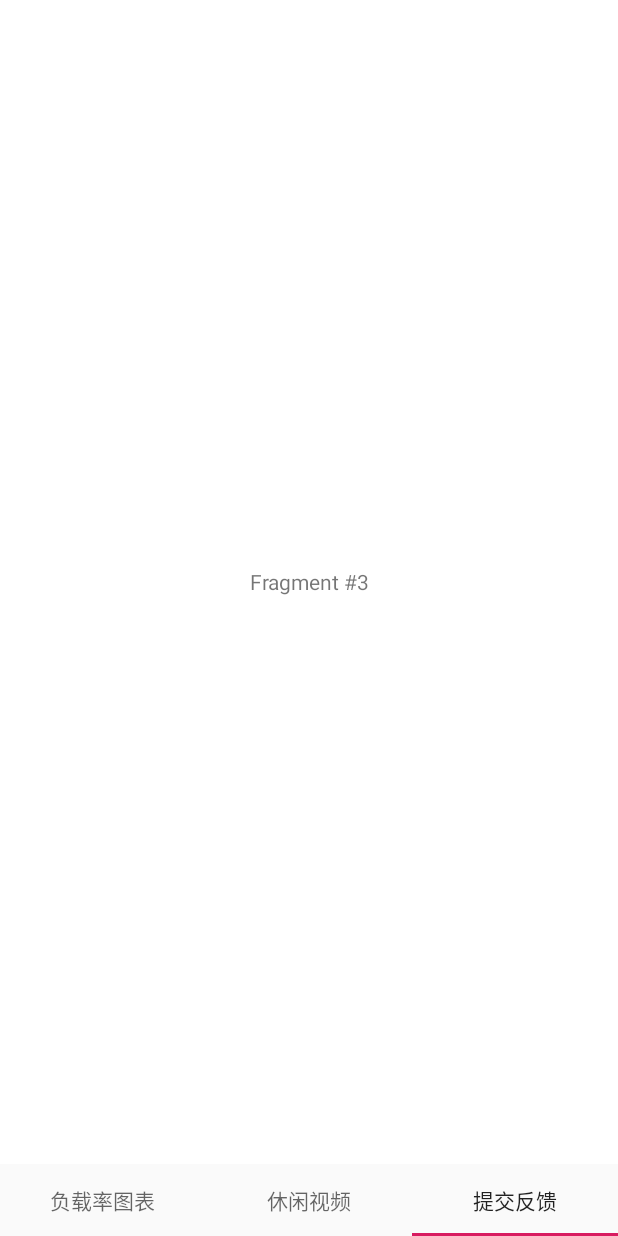
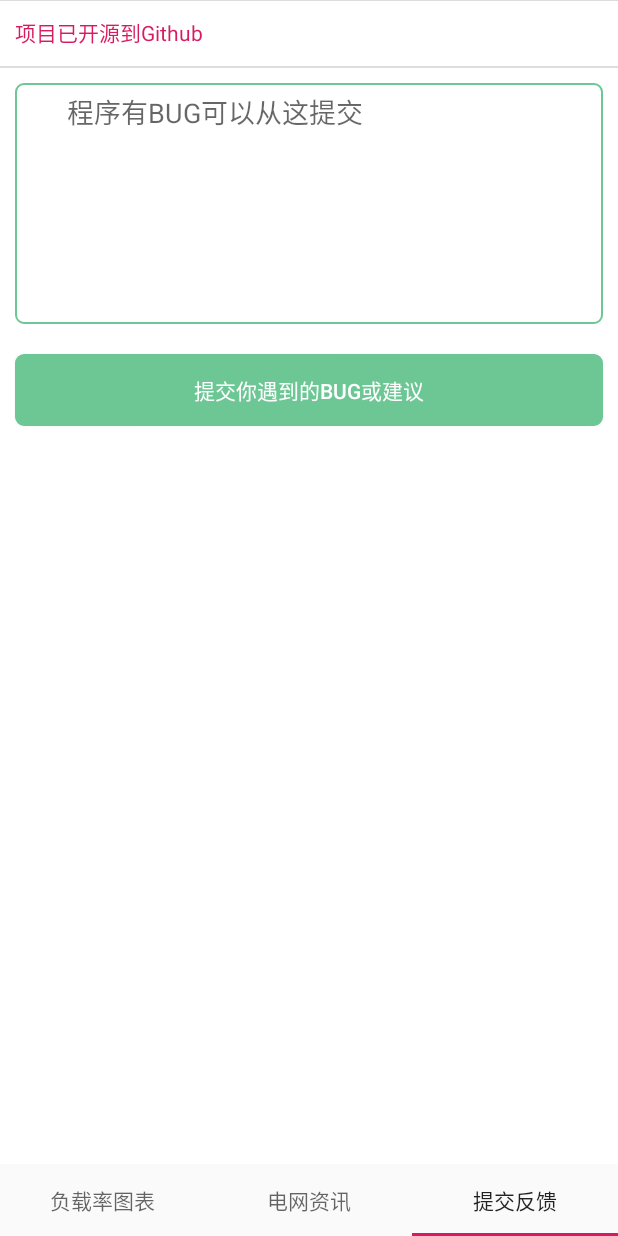
Before and after one commit to DIMCHERRY/ElectricityChart, an Android app: the MainActivity screen opened directly, with no data from a screen before it, item 3 of the bottom bar chosen, on a phone screen of 412 x 824 dp. Run offline under Robolectric (Android 15) with nearby library versions, the phone set to English and light mode, and no system bars; our stand-ins replace ButterKnife; libraries missing offline, so code that uses them is left out: cn.bmob.v3, com.github.mikephil.charting; 15 statements that could not run were skipped.

Commit message:
feedback

```diff
--- a/app/src/main/java/com/codercoral/electricitychart/adapter/MyPagerAdapter.java
+++ b/app/src/main/java/com/codercoral/electricitychart/adapter/MyPagerAdapter.java
@@ -4,6 +4,8 @@ import android.content.Context;
 
 
 import com.codercoral.electricitychart.view.fragment.ChartFragment;
+import com.codercoral.electricitychart.view.fragment.FeedbackFragment;
+import com.codercoral.electricitychart.view.fragment.NewsFragment;
 import com.codercoral.electricitychart.view.fragment.ObjectFragment;
 
 import androidx.annotation.NonNull;
@@ -13,7 +15,7 @@ import androidx.fragment.app.FragmentStatePagerAdapter;
 
 public class MyPagerAdapter extends FragmentStatePagerAdapter {
     final int PAGE_COUNT = 3;
-    private String tabTitles[] = new String[]{"负载率图表", "休闲视频", "提交反馈"};
+    private String tabTitles[] = new String[]{"负载率图表", "电网资讯", "提交反馈"};
     private Context context;
 
     public MyPagerAdapter(FragmentManager fm, Context context) {
@@ -32,6 +34,10 @@ public class MyPagerAdapter extends FragmentStatePagerAdapter {
         switch (position) {
             case 0:
                 return ChartFragment.newInstance(position + 1);
+            case 1:
+                return NewsFragment.newInstance(position+1);
+            case 2:
+                return FeedbackFragment.newInstance(position+1);
             default:
                 break;
         }
--- /dev/null
+++ b/app/src/main/java/com/codercoral/electricitychart/view/fragment/NewsFragment.java
@@ -0,0 +1,88 @@
+package com.codercoral.electricitychart.view.fragment;
+
+import android.annotation.SuppressLint;
+import android.os.Build;
+import android.os.Bundle;
+import android.view.KeyEvent;
+import android.view.LayoutInflater;
+import android.view.View;
+import android.view.ViewGroup;
+import android.webkit.WebChromeClient;
+import android.webkit.WebSettings;
+import android.webkit.WebView;
+import android.webkit.WebViewClient;
+
+import com.codercoral.electricitychart.R;
+
+import androidx.annotation.Nullable;
+import androidx.annotation.RequiresApi;
+import androidx.fragment.app.Fragment;
+
+public class NewsFragment extends Fragment {
+    private static final String News = "News";
+    private WebView webview;
+    private int mPage;
+
+
+    public static NewsFragment newInstance(int page) {
+        Bundle args = new Bundle();
+        args.putInt(News, page);
+        NewsFragment fragment = new NewsFragment();
+        fragment.setArguments(args);
+        return fragment;
+    }
+
+    @Override
+    public void onCreate(@Nullable Bundle savedInstanceState) {
+        super.onCreate(savedInstanceState);
+        assert getArguments() != null;
+        mPage = getArguments().getInt(News);
+    }
+
+    @Override
+    public View onCreateView(LayoutInflater inflater, ViewGroup container,
+                             Bundle savedInstanceState) {
+        // TODO Auto-generated method stub
+
+        return inflater.inflate(R.layout.fragment_news, container, false);
+    }
+
+    @RequiresApi(api = Build.VERSION_CODES.N)
+    @SuppressLint("SetJavaScriptEnabled")
+    @Override
+    public void onViewCreated(View view, Bundle savedInstanceState) {
+        // TODO Auto-generated method stub
+        webview = (WebView) view.findViewById(R.id.webview);
+        WebSettings settings = webview.getSettings();
+        settings.setJavaScriptEnabled(true);
+        webview.setWebChromeClient(new WebChromeClient());
+        webview.setWebViewClient(new WebViewClient());
+        webview.getSettings().setJavaScriptEnabled(true);
+
+        //支持缩放
+        webview.getSettings().setJavaScriptEnabled(true);
+        webview.getSettings().setSupportZoom(true);
+        webview.getSettings().setBuiltInZoomControls(true);
+        settings.setUseWideViewPort(true);//设定支持viewport
+        webview.getSettings().setBlockNetworkImage(false);//解决图片不显示
+        settings.setLoadWithOverviewMode(true);
+        webview.loadUrl("https://www.china5e.com/power/general/");
+        if(Build.VERSION.SDK_INT>=Build.VERSION_CODES.LOLLIPOP){
+            settings.setMixedContentMode(WebSettings.MENU_ITEM_WEB_SEARCH);
+        }
+        webview.setOnKeyListener(new View.OnKeyListener() {
+            @Override
+            public boolean onKey(View v, int keyCode, KeyEvent event) {
+                if(event.getAction() == KeyEvent.ACTION_DOWN){
+                    if(keyCode == KeyEvent.KEYCODE_BACK&& webview.canGoBack()){
+                        webview.goBack();
+                        return true;
+                    }
+                }
+                return false;
+            }
+        });
+
+
+    }
+}
--- /dev/null
+++ b/app/src/main/res/drawable/btn_normal_shape.xml
@@ -0,0 +1,16 @@
+<?xml version="1.0" encoding="utf-8"?>
+<shape xmlns:android="http://schemas.android.com/apk/res/android">
+
+    <corners android:radius="5dip" />
+
+    <stroke
+        android:width="1dp"
+        android:color="@color/colorPrimary" />
+
+    <solid android:color="@color/color_item_normal" />
+
+    <padding
+        android:left="35dp"
+        android:right="35dp" />
+
+</shape>
--- /dev/null
+++ b/app/src/main/res/drawable/main_item_normal_shap.xml
@@ -0,0 +1,16 @@
+<?xml version="1.0" encoding="utf-8"?>
+<shape xmlns:android="http://schemas.android.com/apk/res/android">
+
+    <corners android:radius="5dip" />
+
+    <stroke
+        android:width="1dp"
+        android:color="@color/colorPrimary" />
+
+    <solid android:color="@color/colorPrimary" />
+
+    <padding
+        android:left="35dp"
+        android:right="35dp" />
+
+</shape>
--- /dev/null
+++ b/app/src/main/res/drawable/main_item_press_shape.xml
@@ -0,0 +1,16 @@
+<?xml version="1.0" encoding="utf-8"?>
+<shape xmlns:android="http://schemas.android.com/apk/res/android">
+
+    <corners android:radius="5dip" />
+
+    <stroke
+        android:width="1dp"
+        android:color="@color/color_primary_dark" />
+
+    <solid android:color="@color/color_primary_dark" />
+
+    <padding
+        android:left="35dp"
+        android:right="35dp" />
+
+</shape>
--- /dev/null
+++ b/app/src/main/res/drawable/main_item_selector.xml
@@ -0,0 +1,10 @@
+<?xml version="1.0" encoding="utf-8"?>
+<selector xmlns:android="http://schemas.android.com/apk/res/android">
+
+    <!-- 按下时 -->
+    <item android:drawable="@drawable/main_item_press_shape" android:state_pressed="true" />
+    <item android:drawable="@drawable/main_item_press_shape" android:state_focused="true" />
+    <!-- 正常时 -->
+    <item android:drawable="@drawable/main_item_normal_shap" />
+
+</selector>
--- a/app/src/main/res/layout/activity_main.xml
+++ b/app/src/main/res/layout/activity_main.xml
@@ -1,6 +1,7 @@
 <?xml version="1.0" encoding="utf-8"?>
 <LinearLayout xmlns:android="http://schemas.android.com/apk/res/android"
     xmlns:app="http://schemas.android.com/apk/res-auto"
+    android:id="@+id/ll_main"
     android:layout_width="match_parent"
     android:layout_height="match_parent"
     android:orientation="vertical">
--- /dev/null
+++ b/app/src/main/res/layout/fragment_feedback.xml
@@ -0,0 +1,74 @@
+<?xml version="1.0" encoding="utf-8"?>
+<androidx.coordinatorlayout.widget.CoordinatorLayout xmlns:android="http://schemas.android.com/apk/res/android"
+    android:layout_width="match_parent"
+    android:layout_height="match_parent"
+    android:orientation="vertical">
+
+    <LinearLayout
+        android:layout_width="match_parent"
+        android:layout_height="wrap_content"
+        android:focusable="true"
+        android:focusableInTouchMode="true"
+        android:orientation="vertical">
+
+
+
+        <View
+            android:layout_width="match_parent"
+            android:layout_height="0.1dp"
+            android:background="@color/color_item_press" />
+
+        <LinearLayout
+            android:id="@+id/githubUrl"
+            android:layout_width="match_parent"
+            android:layout_height="match_parent"
+            android:background="?android:attr/selectableItemBackground"
+            android:orientation="vertical"
+            android:padding="10dp">
+
+            <TextView
+                android:layout_width="match_parent"
+                android:layout_height="wrap_content"
+                android:layout_marginBottom="2dp"
+                android:text="@string/text_github_url"
+                android:textColor="@color/colorAccent" />
+
+
+
+        </LinearLayout>
+
+        <View
+            android:layout_width="match_parent"
+            android:layout_height="0.1dp"
+            android:background="@color/color_item_press" />
+
+
+
+        <View
+            android:layout_width="match_parent"
+            android:layout_height="0.1dp"
+            android:background="@color/color_item_press" />
+
+        <EditText
+            android:id="@+id/et_question"
+            android:layout_width="match_parent"
+            android:layout_height="wrap_content"
+            android:layout_margin="10dp"
+            android:background="@drawable/btn_normal_shape"
+            android:gravity="top"
+            android:hint="@string/submit_issues"
+            android:maxLines="7"
+            android:minLines="7"
+            android:paddingTop="5dp" />
+
+        <Button
+            android:id="@+id/submit"
+            android:layout_width="match_parent"
+            android:layout_height="wrap_content"
+            android:layout_margin="10dp"
+            android:background="@drawable/main_item_selector"
+            android:text="@string/submit_question"
+            android:textColor="@color/color_item_normal" />
+    </LinearLayout>
+
+</androidx.coordinatorlayout.widget.CoordinatorLayout>
--- a/app/src/main/res/values/colors.xml
+++ b/app/src/main/res/values/colors.xml
@@ -7,7 +7,15 @@
     <color name="gray">#0d0c0c</color>
     <color name="background_settings">#ffffff</color>
     <color name="white">#ffffff</color>
+    <color name="color_item_press">#FFDDDDDD</color>
+    <color name="color_item_normal">#FFFFFFFF</color>
 
+    <color name="text_color_light">#666666</color>
+    <color name="text_color">#323232</color>
+
+    <color name="color_primary_dark">#0072E5</color>
+
+    <color name="color_setting_back">#FFFAFAFA</color>
     <color name="bar">#6CB0DF</color>
     <color name="bar1">#B5C2CA</color>
     <color name="bar2">#F5E6BF</color>
```
Also changed, not shown: app/src/main/java/com/codercoral/electricitychart/view/MainActivity.java (+37 -1 lines), app/src/main/java/com/codercoral/electricitychart/view/fragment/FeedbackFragment.java (added, +71 -0 lines), app/src/main/res/layout/fragment_news.xml (added, +11 -0 lines), app/src/main/res/values/strings.xml (+26 -0 lines).
